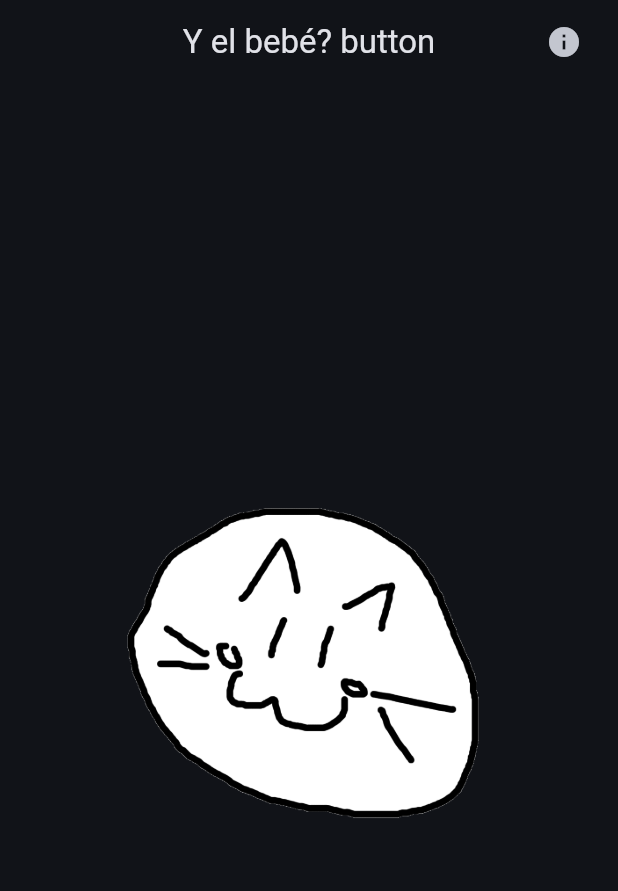
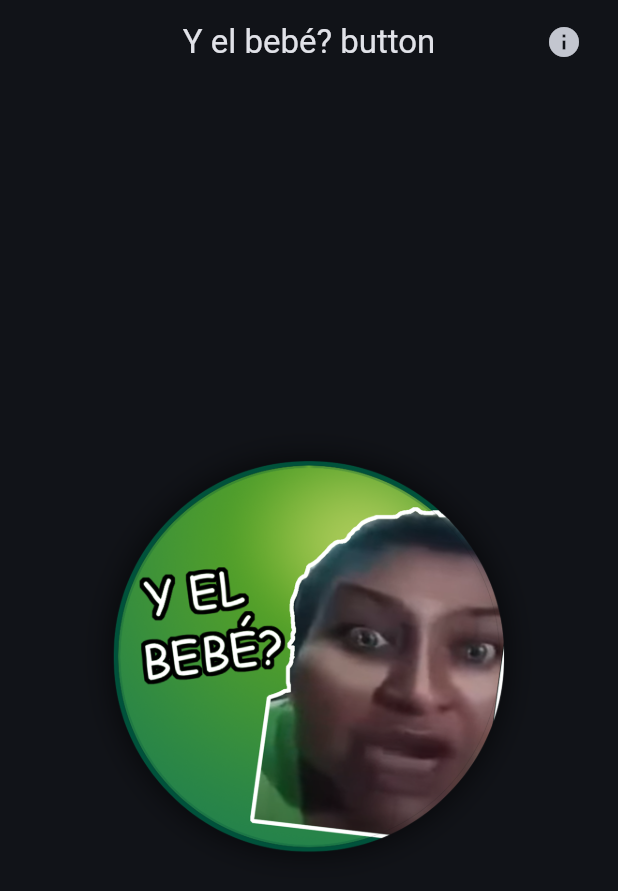
Before and after one commit to lotte25/yelbebe-button, a Flutter app: the screen it shows after launch, on a phone screen of 412 x 824 dp. Shown: the top 891 px of the screen. Run offline on Flutter 3.47's test engine with Material 3 defaults, Android fonts, the light colour scheme and no system bars; our stand-ins replace audioplayers; missing offline and left inert: animate_gradient.

Commit message:
Update icon and app label

```diff
--- a/lib/main.dart
+++ b/lib/main.dart
@@ -69,8 +69,8 @@ class Homepage extends StatelessWidget {
               playButtonSound();
             },
             child: SizedBox(
-              width: 300,
-              height: 300,
+              width: 320,
+              height: 320,
               child: Image.asset("assets/yelbebe.png", fit: BoxFit.cover)
             ),
           )
```
Also changed, not shown: assets/yelbebe.png, 6 other files.
